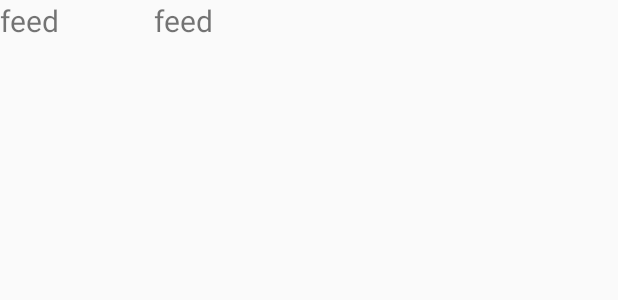
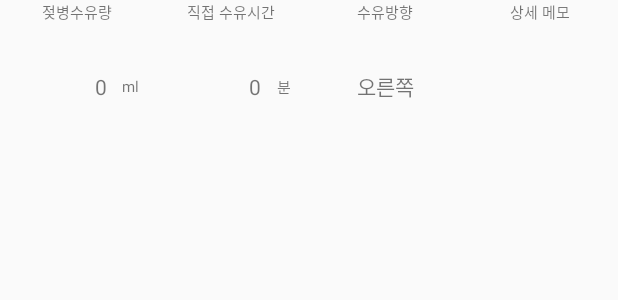
Before and after one commit to TaesunAndNunas/android, an Android app: the layout inner_expand_milk.xml on its own in the app's theme, with its tools: preview values and no code run, on a phone screen of 412 x 824 dp. Shown: the top 300 px of the screen. Run offline under Robolectric (Android 15) with nearby library versions, the phone set to English and light mode, and no system bars.

Commit message:
카드별 확장부분 추가

```diff
--- a/app/src/main/java/hudi/android/hyes/ImFine_v03/CustomDiaperExpand.java
+++ b/app/src/main/java/hudi/android/hyes/ImFine_v03/CustomDiaperExpand.java
@@ -30,12 +30,12 @@ public class CustomDiaperExpand extends CardExpand {
 
             //Set value in text views
             if (tx1 != null) {
-                tx1.setText("customizing!!");
+                tx1.setText("소변");
 //                getContext().getString(R.string.demo_expand_customtitle1)
             }
 
             if (tx2 != null) {
-                tx2.setText(getContext().getString(R.string.demo_expand_customtitle2));
+                tx2.setText("양호");
             }
         }
     }
--- a/app/src/main/java/hudi/android/hyes/ImFine_v03/CustomMilkExpand.java
+++ b/app/src/main/java/hudi/android/hyes/ImFine_v03/CustomMilkExpand.java
@@ -30,11 +30,11 @@ public class CustomMilkExpand extends CardExpand {
 
             //Set value in text views
             if (tx1 != null) {
-                tx1.setText(getContext().getString(R.string.demo_expand_customtitle1));
+                tx1.setText("30");
             }
 
             if (tx2 != null) {
-                tx2.setText(getContext().getString(R.string.demo_expand_customtitle2));
+                tx2.setText("직접수유시간");
             }
         }
     }
--- a/app/src/main/java/hudi/android/hyes/ImFine_v03/CustomSleepExpand.java
+++ b/app/src/main/java/hudi/android/hyes/ImFine_v03/CustomSleepExpand.java
@@ -30,7 +30,7 @@ public class CustomSleepExpand extends CardExpand {
 
             //Set value in text views
             if (tx1 != null) {
-                tx1.setText("customizing!!");
+                tx1.setText("00:00");
 //                getContext().getString(R.string.demo_expand_customtitle1)
             }
 
--- a/app/src/main/java/hudi/android/hyes/ImFine_v03/MainActivity.java
+++ b/app/src/main/java/hudi/android/hyes/ImFine_v03/MainActivity.java
@@ -92,7 +92,6 @@ public class MainActivity extends ActionBarActivity {
             public void onClick(View v) {
                 createCard(1);
                 medicine_count_num += 1;
-                Toast.makeText(getApplicationContext(), "수유 새 카드 생성", Toast.LENGTH_SHORT).show();
             }
         });
 
--- a/app/src/main/res/layout/inner_expand_milk.xml
+++ b/app/src/main/res/layout/inner_expand_milk.xml
@@ -22,7 +22,8 @@
 android:orientation="horizontal"
 android:layout_width="match_parent"
 android:layout_height="100dp"
-    android:id="@+id/inner_layout_milk">
+android:id="@+id/inner_layout_milk"
+android:baselineAligned="false">
 
 
 <LinearLayout
@@ -35,9 +36,35 @@
     <TextView
         android:layout_width="wrap_content"
         android:layout_height="wrap_content"
-            android:text="feed"
+        android:text="젖병수유량"
+        android:textSize="10dp"
+        android:layout_gravity="center"
+        />
+
+    <LinearLayout
+        android:orientation="horizontal"
+        android:layout_width="match_parent"
+        android:layout_height="match_parent">
+
+        <TextView
+            android:layout_width="0dp"
+            android:layout_height="match_parent"
             android:id="@+id/milk_tv1"
-            android:textSize="20dp" />
+            android:textSize="14dp"
+            android:layout_weight="7"
+            android:text="0"
+            android:gravity="center_vertical|right" />
+
+        <TextView
+            android:layout_width="0dp"
+            android:layout_height="match_parent"
+            android:id="@+id/textView19"
+            android:textSize="10dp"
+            android:layout_weight="3"
+            android:text="ml"
+            android:gravity="center_vertical|center_horizontal" />
+    </LinearLayout>
+
 </LinearLayout>
 
 <LinearLayout
@@ -49,20 +76,79 @@
     <TextView
         android:layout_width="wrap_content"
         android:layout_height="wrap_content"
-            android:text="feed"
+        android:text="직접 수유시간"
         android:id="@+id/milk_tv2"
-            android:textSize="20dp" />
+        android:textSize="10dp"
+        android:layout_gravity="center" />
+
+    <LinearLayout
+        android:orientation="horizontal"
+        android:layout_width="match_parent"
+        android:layout_height="match_parent" >
+
+        <TextView
+            android:layout_width="0dp"
+            android:layout_height="match_parent"
+            android:id="@+id/textView40"
+            android:textSize="14dp"
+            android:layout_weight="7"
+            android:text="0"
+            android:gravity="center_vertical|right" />
+
+        <TextView
+            android:layout_width="0dp"
+            android:layout_height="match_parent"
+            android:textSize="10dp"
+            android:layout_weight="3"
+            android:text="분"
+            android:gravity="center_vertical|center_horizontal"
+            />
+    </LinearLayout>
+
 </LinearLayout>
 
 <LinearLayout
     android:orientation="vertical"
     android:layout_width="0dp"
     android:layout_height="match_parent"
-        android:layout_weight="1" />
+    android:layout_weight="1"
+    >
+
+    <TextView
+        android:layout_width="wrap_content"
+        android:layout_height="wrap_content"
+        android:text="수유방향"
+        android:id="@+id/textView26"
+        android:textSize="10dp"
+        android:layout_gravity="center" />
+
+    <LinearLayout
+        android:orientation="horizontal"
+        android:layout_width="match_parent"
+        android:layout_height="match_parent" >
+
+        <TextView
+            android:layout_width="match_parent"
+            android:layout_height="match_parent"
+            android:textSize="14dp"
+            android:text="오른쪽"
+            android:gravity="center_vertical|center_horizontal"
+            android:id="@+id/textView43" />
+    </LinearLayout>
+</LinearLayout>
 
     <LinearLayout
     android:orientation="vertical"
     android:layout_width="0dp"
     android:layout_height="match_parent"
-        android:layout_weight="1" />
+    android:layout_weight="1" >
+
+        <TextView
+            android:layout_width="wrap_content"
+            android:layout_height="wrap_content"
+            android:text="상세 메모"
+            android:id="@+id/textView41"
+            android:textSize="10dp"
+            android:layout_gravity="center" />
     </LinearLayout>
+</LinearLayout>
--- a/app/src/main/res/values/strings.xml
+++ b/app/src/main/res/values/strings.xml
@@ -16,7 +16,7 @@
     <string name="memo_hint">상세 메모를 입력하세요.</string>
 
     <!-- Expand Example -->
-    <string name="demo_expand_customtitle1">쨩쨩쨩쟝t...</string>
-    <string name="demo_expand_customtitle2">뭘 어떻게 넣을지....?!</string>
+    <string name="demo_expand_customtitle1">""</string>
+    <string name="demo_expand_customtitle2">""</string>
 
 </resources>
```
Also changed, not shown: app/src/main/res/layout/inner_expand_diaper.xml (+4 -4 lines), app/src/main/res/layout/inner_expand_sleep.xml (+84 -30 lines), 43 other files. Lines whose indentation alone changed are shown as unchanged.
